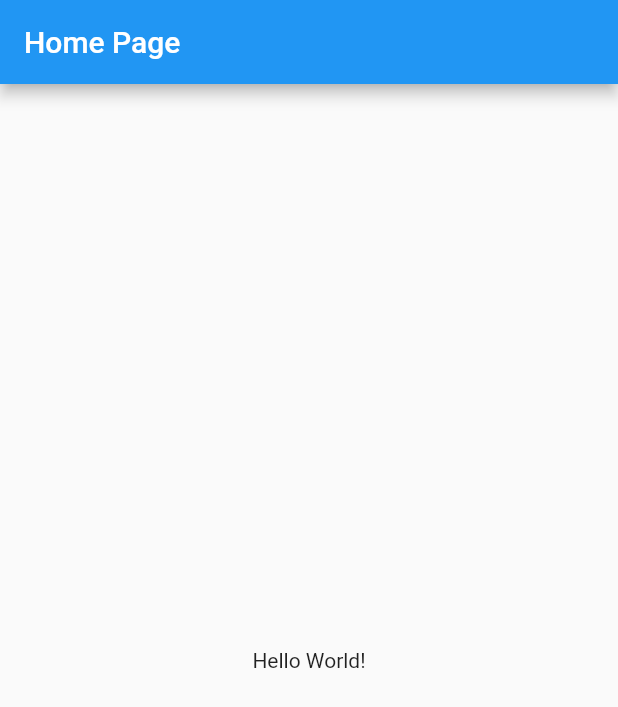
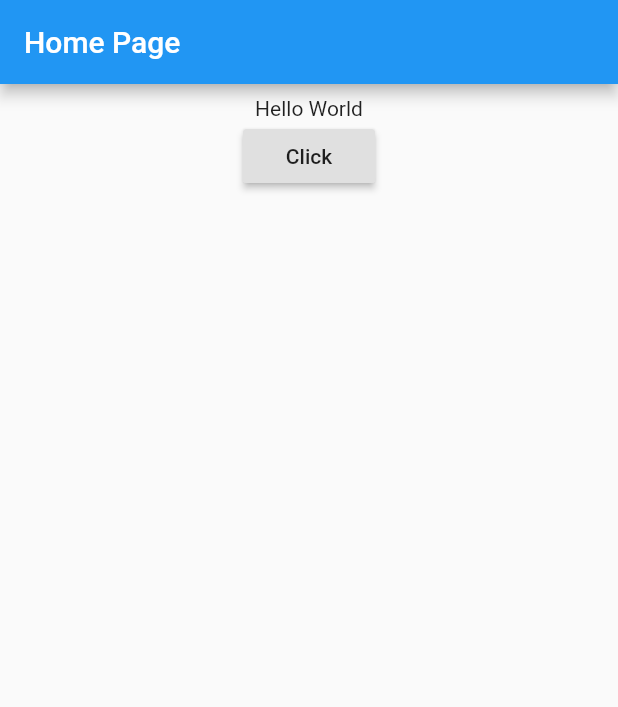
Before and after one commit to RitwickBhargav/hello_world_flutter, a Flutter app: the screen it shows after launch, on a phone screen of 412 x 824 dp. Shown: the top 707 px of the screen. Run offline on Flutter 3.47's test engine with Material 2 defaults, Android fonts, the phone set to English and light mode, and no system bars.

```diff
--- a/lib/main.dart
+++ b/lib/main.dart
@@ -21,13 +21,42 @@ class HomePage extends StatefulWidget {
 }
 
 class _HomePageState extends State<HomePage> {
+String myText = "Hello World";
+
+void _changeText()
+{
+  setState((){
+    if(myText.startsWith("H"))
+      myText = "Welcome to Hello World";
+    else
+      myText = "Hello World";
+  });
+}
+
+  Widget _bodyWidget(){
+  return Container(
+    padding: const EdgeInsets.all(8.0),
+    child: new Center(
+      child: new Column(
+        children: <Widget>[
+          new Text(myText),
+          new RaisedButton(
+            child: new Text("Click"),
+            onPressed: _changeText,
+          )
+        ],
+      )
+    )
+  );
+}
+
   @override
   Widget build(BuildContext context) {
     return Scaffold(
       appBar: new AppBar(
         title: new Text("Home Page"),
       ),
-      body: new Center(child: new Text("Hello World!"),),
+      body: _bodyWidget(),
     );
   }
 }
```
